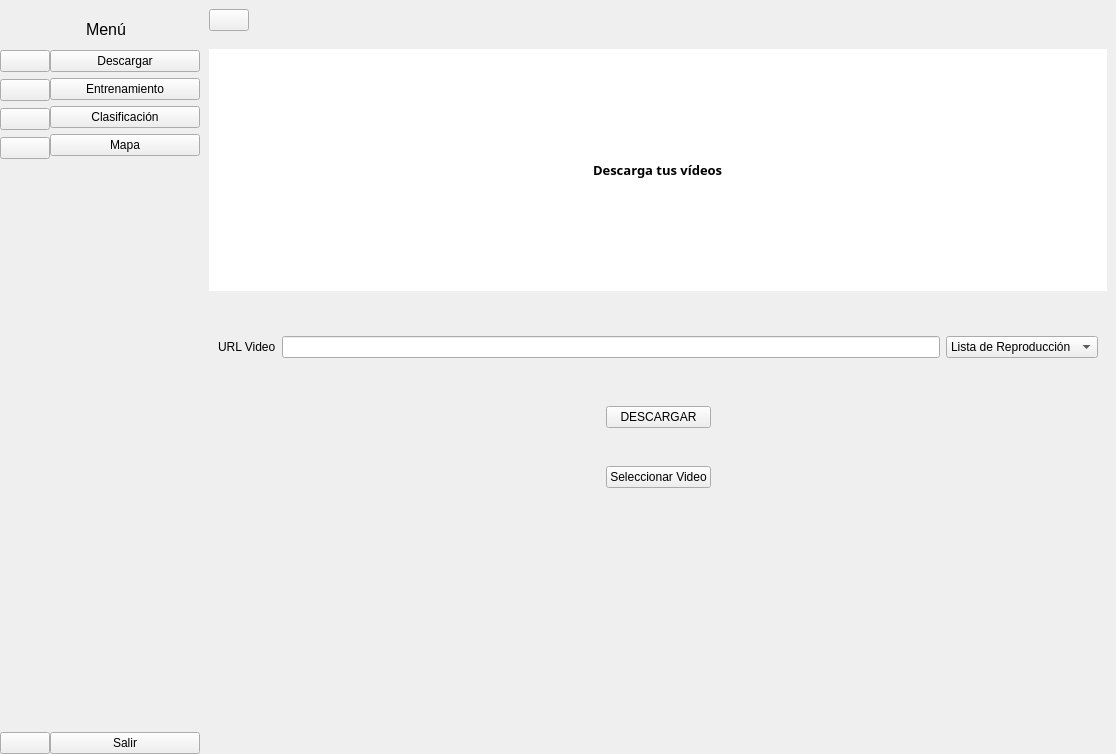
This is index.ui in Liixxn/ETEN as Qt 5 draws it before an edit. The edited form follows.
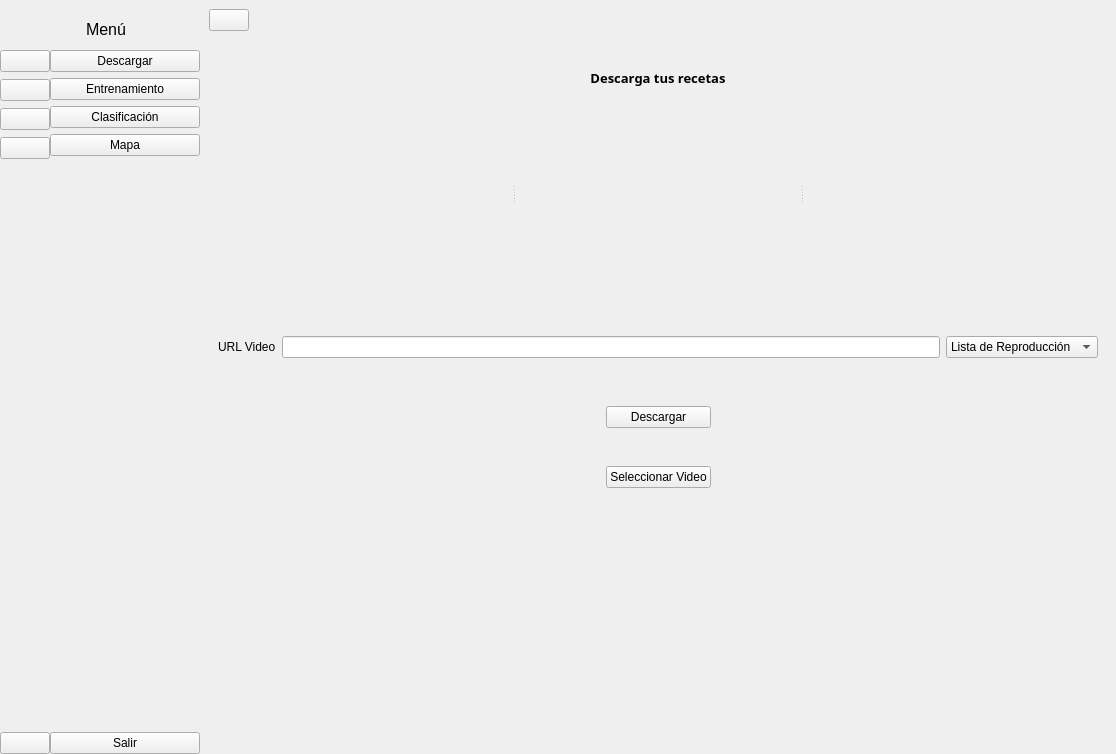
This is the edited form. The open tabs and pages were chosen to show the change. Icons and pictures are not drawn.

What changed in the file:
```diff
--- a/index.ui
+++ b/index.ui
@@ -444,74 +444,6 @@
       </property>
       <widget class="QWidget" name="pagina_descarga">
        <layout class="QGridLayout" name="gridLayout_2">
-        <item row="0" column="0">
-         <widget class="QWidget" name="widgetSuperior" native="true">
-          <property name="styleSheet">
-           <string notr="true">background-color:white</string>
-          </property>
-          <layout class="QHBoxLayout" name="horizontalLayout_28">
-           <item>
-            <layout class="QHBoxLayout" name="horizontalLayout_18">
-             <item>
-              <spacer name="horizontalSpacer_8">
-               <property name="orientation">
-                <enum>Qt::Horizontal</enum>
-               </property>
-               <property name="sizeHint" stdset="0">
-                <size>
-                 <width>40</width>
-                 <height>20</height>
-                </size>
-               </property>
-              </spacer>
-             </item>
-             <item>
-              <widget class="QLabel" name="label">
-               <property name="maximumSize">
-                <size>
-                 <width>16777215</width>
-                 <height>200</height>
-                </size>
-               </property>
-               <property name="font">
-                <font>
-                 <family>Broadway</family>
-                 <pointsize>10</pointsize>
-                 <weight>75</weight>
-                 <bold>true</bold>
-                 <underline>false</underline>
-                 <strikeout>false</strikeout>
-                </font>
-               </property>
-               <property name="styleSheet">
-                <string notr="true"/>
-               </property>
-               <property name="frameShape">
-                <enum>QFrame::NoFrame</enum>
-               </property>
-               <property name="text">
-                <string>Descarga tus vídeos</string>
-               </property>
-              </widget>
-             </item>
-             <item>
-              <spacer name="horizontalSpacer_9">
-               <property name="orientation">
-                <enum>Qt::Horizontal</enum>
-               </property>
-               <property name="sizeHint" stdset="0">
-                <size>
-                 <width>40</width>
-                 <height>20</height>
-                </size>
-               </property>
-              </spacer>
-             </item>
-            </layout>
-           </item>
-          </layout>
-         </widget>
-        </item>
         <item row="1" column="0">
          <widget class="QWidget" name="widgetCentral" native="true">
           <property name="maximumSize">
@@ -604,8 +536,19 @@
                  <layout class="QVBoxLayout" name="verticalLayout_7">
                   <item>
                    <widget class="QPushButton" name="BotonDescargar">
+                    <property name="maximumSize">
+                     <size>
+                      <width>150</width>
+                      <height>16777215</height>
+                     </size>
+                    </property>
+                    <property name="font">
+                     <font>
+                      <pointsize>9</pointsize>
+                     </font>
+                    </property>
                     <property name="text">
-                     <string>DESCARGAR</string>
+                     <string>Descargar</string>
                     </property>
                    </widget>
                   </item>
@@ -638,7 +581,7 @@
                   </property>
                   <property name="sizeHint" stdset="0">
                    <size>
-                    <width>358</width>
+                    <width>200</width>
                     <height>20</height>
                    </size>
                   </property>
@@ -657,6 +600,172 @@
           <layout class="QHBoxLayout" name="horizontalLayout_23"/>
          </widget>
         </item>
+        <item row="0" column="0">
+         <widget class="QWidget" name="widgetSuperior" native="true">
+          <property name="styleSheet">
+           <string notr="true"/>
+          </property>
+          <layout class="QVBoxLayout" name="verticalLayout_11">
+           <item>
+            <widget class="QWidget" name="widget_6" native="true">
+             <property name="maximumSize">
+              <size>
+               <width>16777215</width>
+               <height>40</height>
+              </size>
+             </property>
+             <layout class="QHBoxLayout" name="horizontalLayout_16">
+              <property name="spacing">
+               <number>0</number>
+              </property>
+              <property name="leftMargin">
+               <number>0</number>
+              </property>
+              <property name="topMargin">
+               <number>0</number>
+              </property>
+              <property name="rightMargin">
+               <number>0</number>
+              </property>
+              <property name="bottomMargin">
+               <number>0</number>
+              </property>
+              <item>
+               <layout class="QHBoxLayout" name="horizontalLayout_15">
+                <item>
+                 <spacer name="horizontalSpacer_6">
+                  <property name="orientation">
+                   <enum>Qt::Horizontal</enum>
+                  </property>
+                  <property name="sizeHint" stdset="0">
+                   <size>
+                    <width>278</width>
+                    <height>20</height>
+                   </size>
+                  </property>
+                 </spacer>
+                </item>
+                <item>
+                 <widget class="QLabel" name="label">
+                  <property name="font">
+                   <font>
+                    <family>Segoe UI Black</family>
+                    <pointsize>10</pointsize>
+                    <weight>75</weight>
+                    <bold>true</bold>
+                   </font>
+                  </property>
+                  <property name="text">
+                   <string>Descarga tus recetas</string>
+                  </property>
+                  <property name="alignment">
+                   <set>Qt::AlignCenter</set>
+                  </property>
+                 </widget>
+                </item>
+                <item>
+                 <spacer name="horizontalSpacer_7">
+                  <property name="orientation">
+                   <enum>Qt::Horizontal</enum>
+                  </property>
+                  <property name="sizeHint" stdset="0">
+                   <size>
+                    <width>308</width>
+                    <height>20</height>
+                   </size>
+                  </property>
+                 </spacer>
+                </item>
+               </layout>
+              </item>
+             </layout>
+            </widget>
+           </item>
+           <item>
+            <widget class="QWidget" name="widget_7" native="true">
+             <layout class="QHBoxLayout" name="horizontalLayout_17">
+              <item>
+               <widget class="QSplitter" name="splitter_2">
+                <property name="orientation">
+                 <enum>Qt::Horizontal</enum>
+                </property>
+                <widget class="QWidget" name="widget_8" native="true">
+                 <layout class="QGridLayout" name="gridLayout_13">
+                  <item row="0" column="0">
+                   <widget class="QLabel" name="label_11">
+                    <property name="maximumSize">
+                     <size>
+                      <width>150</width>
+                      <height>150</height>
+                     </size>
+                    </property>
+                    <property name="text">
+                     <string/>
+                    </property>
+                    <property name="pixmap">
+                     <pixmap resource="resource.qrc">:/icons/icons/download.png</pixmap>
+                    </property>
+                    <property name="scaledContents">
+                     <bool>true</bool>
+                    </property>
+                   </widget>
+                  </item>
+                 </layout>
+                </widget>
+                <widget class="QWidget" name="widget_9" native="true">
+                 <layout class="QGridLayout" name="gridLayout_14">
+                  <item row="0" column="0">
+                   <widget class="QLabel" name="label_12">
+                    <property name="maximumSize">
+                     <size>
+                      <width>150</width>
+                      <height>150</height>
+                     </size>
+                    </property>
+                    <property name="text">
+                     <string/>
+                    </property>
+                    <property name="pixmap">
+                     <pixmap resource="resource.qrc">:/icons/icons/right-arrow.png</pixmap>
+                    </property>
+                    <property name="scaledContents">
+                     <bool>true</bool>
+                    </property>
+                   </widget>
+                  </item>
+                 </layout>
+                </widget>
+                <widget class="QWidget" name="widget_10" native="true">
+                 <layout class="QGridLayout" name="gridLayout_12">
+                  <item row="0" column="0">
+                   <widget class="QLabel" name="label_19">
+                    <property name="maximumSize">
+                     <size>
+                      <width>150</width>
+                      <height>150</height>
+                     </size>
+                    </property>
+                    <property name="text">
+                     <string/>
+                    </property>
+                    <property name="pixmap">
+                     <pixmap resource="resource.qrc">:/icons/icons/music-player.png</pixmap>
+                    </property>
+                    <property name="scaledContents">
+                     <bool>true</bool>
+                    </property>
+                   </widget>
+                  </item>
+                 </layout>
+                </widget>
+               </widget>
+              </item>
+             </layout>
+            </widget>
+           </item>
+          </layout>
+         </widget>
+        </item>
        </layout>
       </widget>
       <widget class="QWidget" name="pagina_entrenamiento">
@@ -1291,44 +1400,6 @@
              </item>
             </layout>
            </item>
-           <item row="0" column="1" rowspan="3">
-            <widget class="QScrollArea" name="scrollArea_2">
-             <property name="widgetResizable">
-              <bool>true</bool>
-             </property>
-             <widget class="QWidget" name="scrollAreaWidgetContents_2">
-              <property name="geometry">
-               <rect>
-                <x>0</x>
-                <y>0</y>
-                <width>98</width>
-                <height>11111022</height>
-               </rect>
-              </property>
-              <layout class="QHBoxLayout" name="horizontalLayout_17">
-               <item>
-                <widget class="QFrame" name="lista_ingredientes">
-                 <property name="minimumSize">
-                  <size>
-                   <width>0</width>
-                   <height>11111000</height>
-                  </size>
-                 </property>
-                 <property name="styleSheet">
-                  <string notr="true">background-color: rgb(228, 73, 255);</string>
-                 </property>
-                 <property name="frameShape">
-                  <enum>QFrame::StyledPanel</enum>
-                 </property>
-                 <property name="frameShadow">
-                  <enum>QFrame::Raised</enum>
-                 </property>
-                </widget>
-               </item>
-              </layout>
-             </widget>
-            </widget>
-           </item>
            <item row="1" column="0">
             <layout class="QHBoxLayout" name="horizontalLayout_12">
              <item>
@@ -1444,78 +1515,6 @@
                </item>
               </layout>
              </item>
-             <item>
-              <layout class="QHBoxLayout" name="horizontalLayout_15">
-               <item>
-                <widget class="QLabel" name="label_11">
-                 <property name="font">
-                  <font>
-                   <pointsize>10</pointsize>
-                  </font>
-                 </property>
-                 <property name="text">
-                  <string>Hipercor</string>
-                 </property>
-                </widget>
-               </item>
-               <item>
-                <spacer name="horizontalSpacer_6">
-                 <property name="orientation">
-                  <enum>Qt::Horizontal</enum>
-                 </property>
-                 <property name="sizeHint" stdset="0">
-                  <size>
-                   <width>368</width>
-                   <height>20</height>
-                  </size>
-                 </property>
-                </spacer>
-               </item>
-               <item>
-                <widget class="QPushButton" name="btnHipercor">
-                 <property name="text">
-                  <string>Acceder</string>
-                 </property>
-                </widget>
-               </item>
-              </layout>
-             </item>
-             <item>
-              <layout class="QHBoxLayout" name="horizontalLayout_16">
-               <item>
-                <widget class="QLabel" name="label_12">
-                 <property name="font">
-                  <font>
-                   <pointsize>10</pointsize>
-                  </font>
-                 </property>
-                 <property name="text">
-                  <string>Alcampo</string>
-                 </property>
-                </widget>
-               </item>
-               <item>
-                <spacer name="horizontalSpacer_7">
-                 <property name="orientation">
-                  <enum>Qt::Horizontal</enum>
-                 </property>
-                 <property name="sizeHint" stdset="0">
-                  <size>
-                   <width>368</width>
-                   <height>20</height>
-                  </size>
-                 </property>
-                </spacer>
-               </item>
-               <item>
-                <widget class="QPushButton" name="btnAlcampo">
-                 <property name="text">
-                  <string>Acceder</string>
-                 </property>
-                </widget>
-               </item>
-              </layout>
-             </item>
             </layout>
            </item>
           </layout>
```
Left out of the diff: 112 changed lines with no effect on the pictures.
